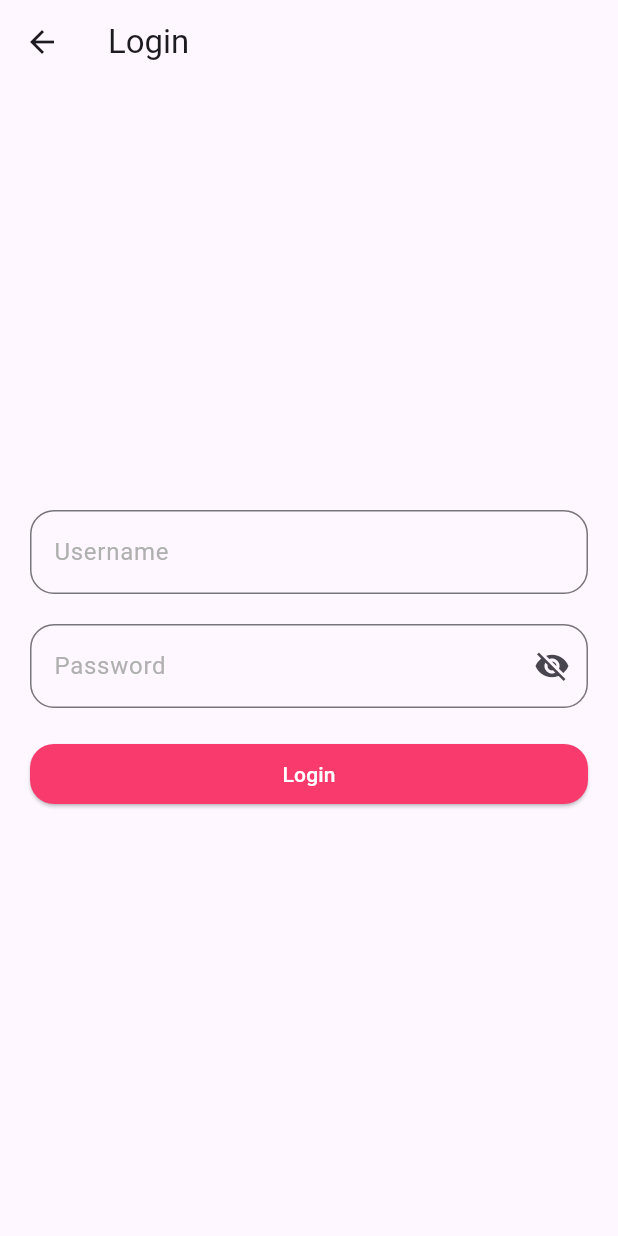
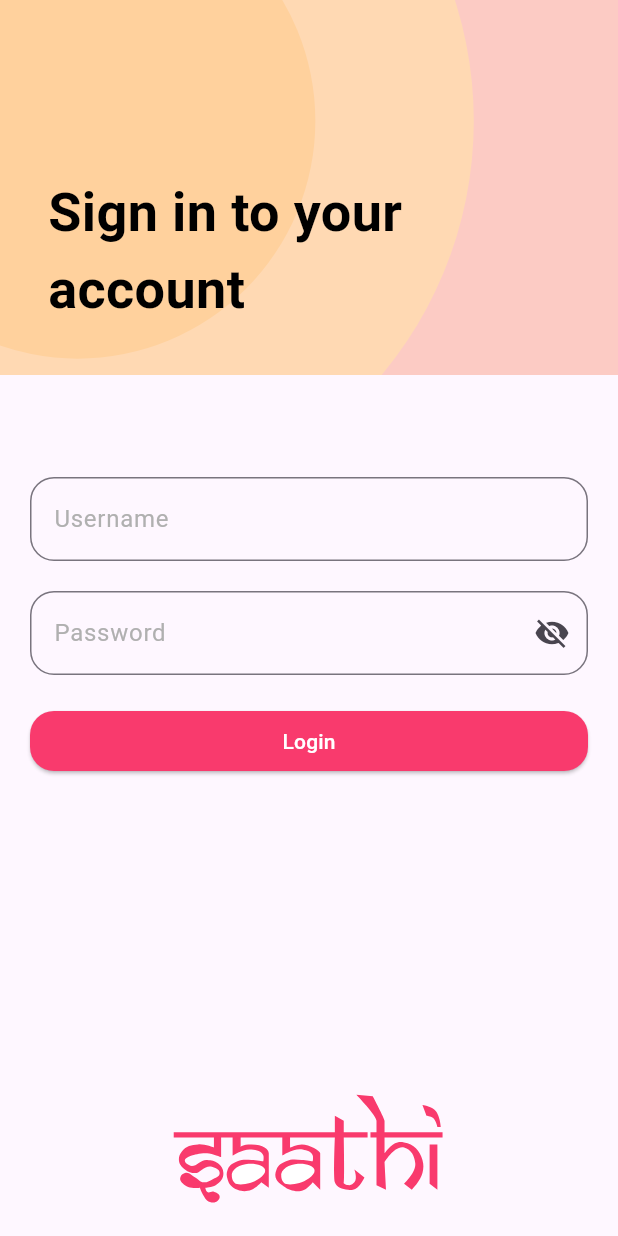
Before and after one commit to Saathi-GSC25/FRONTEND-CHHOTU, a Flutter app: the HomeScreen screen opened by its route, after a tap on the "logout" icon, on a phone screen of 412 x 824 dp. Run offline on Flutter 3.47's test engine with Material 3 defaults, Android fonts, the phone set to English and light mode, and no system bars; our stand-ins replace flutter_svg.

Commit message:
added logo and bg

```diff
--- a/lib/screens/home_screen.dart
+++ b/lib/screens/home_screen.dart
@@ -1,5 +1,6 @@
 import 'package:flutter/material.dart';
 import 'package:flutter_svg/flutter_svg.dart';
+import 'login_screen.dart';
 
 class HomeScreen extends StatefulWidget {
   const HomeScreen({super.key});
@@ -9,7 +10,7 @@ class HomeScreen extends StatefulWidget {
 }
 
 class _HomeScreenState extends State<HomeScreen> {
-  int points = 100; // Example state variable
+  int points = 100;
 
   @override
   Widget build(BuildContext context) {
@@ -22,9 +23,7 @@ class _HomeScreenState extends State<HomeScreen> {
               children: [
                 // Pink Background Container (Bottom Layer)
                 Container(
-                  color: const Color(
-                    0xFFFCCBC4,
-                  ).withOpacity(0.8), // Slight opacity
+                  color: const Color(0xFFFCCBC4).withOpacity(0.8),
                   width: double.infinity,
                   height: double.infinity,
                 ),
@@ -44,7 +43,7 @@ class _HomeScreenState extends State<HomeScreen> {
                       top: 40,
                       left: 20,
                       right: 20,
-                    ), // To avoid the notch area
+                    ),
                     child: Column(
                       mainAxisAlignment: MainAxisAlignment.start,
                       crossAxisAlignment: CrossAxisAlignment.stretch,
@@ -73,9 +72,12 @@ class _HomeScreenState extends State<HomeScreen> {
                             IconButton(
                               icon: const Icon(Icons.logout),
                               onPressed: () {
-                                Navigator.pushReplacementNamed(
+                                Navigator.pushAndRemoveUntil(
                                   context,
-                                  '/login',
+                                  MaterialPageRoute(
+                                    builder: (context) => LoginScreen(),
+                                  ),
+                                  (route) => false,
                                 );
                               },
                             ),
@@ -124,7 +126,7 @@ class _HomeScreenState extends State<HomeScreen> {
                   const Color(0xFFFADDC1),
                   const Color(0xFFFFB771),
                   const Color(0xFFFFD1A4),
-                  const Color(0xFFFF8D1D), // Peach
+                  const Color(0xFFFF8D1D),
                 ),
                 _buildFunctionalityButton(
                   'Practice Speaking',
@@ -132,7 +134,7 @@ class _HomeScreenState extends State<HomeScreen> {
                   const Color(0xFFFAD4C6),
                   const Color(0xFFFFAA8A),
                   const Color(0xFFFBB59B),
-                  const Color(0xFFFF5A1C), // Light Coral
+                  const Color(0xFFFF5A1C),
                 ),
                 _buildFunctionalityButton(
                   'Schedule Calls',
@@ -140,7 +142,7 @@ class _HomeScreenState extends State<HomeScreen> {
                   const Color(0xFFF8EDBD),
                   const Color(0xFFFFE058),
                   const Color(0xFFFFE886),
-                  const Color(0xFFBE9B00), // Light Yellow
+                  const Color(0xFFBE9B00),
                 ),
               ],
             ),
@@ -174,17 +176,16 @@ class _HomeScreenState extends State<HomeScreen> {
           );
         },
         style: ElevatedButton.styleFrom(
-          elevation: 8, // Shadow effect
+          elevation: 8,
           shadowColor: color2,
-          backgroundColor: color1, // Button color
+          backgroundColor: color1,
           shape: RoundedRectangleBorder(
-            borderRadius: BorderRadius.circular(20), // Rounded corners
+            borderRadius: BorderRadius.circular(20),
           ),
           padding: const EdgeInsets.all(10),
         ),
         child: Stack(
           children: [
-            // SVG inside a rounded square
             Positioned(
               top: 0,
               left: 0,
@@ -198,18 +199,15 @@ class _HomeScreenState extends State<HomeScreen> {
                 child: SvgPicture.asset(svgPath, height: 32, width: 32),
               ),
             ),
-            // Button text positioned a little lower
             Align(
               child: Padding(
-                padding: const EdgeInsets.only(
-                  top: 40,
-                ), // Adjusted text position
+                padding: const EdgeInsets.only(top: 40),
                 child: Text(
                   text,
                   style: TextStyle(
                     fontSize: 20,
                     fontWeight: FontWeight.bold,
-                    color: color4, // Use variable directly without const
+                    color: color4,
                   ),
                 ),
               ),
--- a/lib/screens/login_screen.dart
+++ b/lib/screens/login_screen.dart
@@ -1,6 +1,7 @@
 import 'package:flutter/material.dart';
 import 'package:http/http.dart' as http;
 import 'dart:convert';
+import 'package:flutter_svg/flutter_svg.dart';
 import 'home_screen.dart';
 
 class LoginScreen extends StatefulWidget {
@@ -52,15 +53,55 @@ class _LoginScreenState extends State<LoginScreen> {
   }
 
   @override
+  @override
   Widget build(BuildContext context) {
     return Scaffold(
-      appBar: AppBar(title: const Text('Login')),
-      body: Padding(
-        padding: const EdgeInsets.all(20.0),
-        child: Column(
-          mainAxisAlignment: MainAxisAlignment.center,
+      body: Column(
         crossAxisAlignment: CrossAxisAlignment.stretch,
         children: [
+          // Top Section with Image and Text
+          Container(
+            height: 250,
+            child: Stack(
+              children: [
+                SvgPicture.asset(
+                  'assets/icons/logobg.svg', // Your SVG file path
+                  fit: BoxFit.cover,
+                  width: double.infinity,
+                  height: double.infinity,
+                ),
+                Positioned(
+                  left: 32,
+                  bottom: 32,
+                  right: 32,
+                  child: const Text(
+                    'Sign in to your account',
+                    style: TextStyle(
+                      color: Color.fromARGB(255, 0, 0, 0),
+                      fontSize: 36,
+                      fontWeight: FontWeight.bold,
+                    ),
+                  ),
+                ),
+              ],
+            ),
+          ),
+
+          // Spacing between the container and login form
+          // Login Form Section
+          Padding(
+            padding: const EdgeInsets.only(
+              bottom: 48,
+              left: 20,
+              right: 20,
+              top: 48,
+            ),
+            child: Column(
+              crossAxisAlignment: CrossAxisAlignment.stretch,
+              children: [
+                const SizedBox(
+                  height: 20,
+                ), // Adjusted spacing between the header and login form
                 TextField(
                   controller: _usernameController,
                   decoration: const InputDecoration(
@@ -98,7 +139,6 @@ class _LoginScreenState extends State<LoginScreen> {
                 const SizedBox(height: 20),
                 ElevatedButton(
                   onPressed: _login,
-              child: const Text('Login'),
                   style: ElevatedButton.styleFrom(
                     backgroundColor: const Color(0xFFF93A6D),
                     foregroundColor: Colors.white,
@@ -106,10 +146,21 @@ class _LoginScreenState extends State<LoginScreen> {
                       borderRadius: BorderRadius.circular(16.0),
                     ),
                   ),
+                  child: const Text('Login'),
                 ),
               ],
             ),
           ),
+
+          // Logo at the Bottom
+          Padding(
+            padding: const EdgeInsets.only(top: 160),
+            child: Center(
+              child: SvgPicture.asset('assets/icons/logo.svg', height: 80),
+            ),
+          ),
+        ],
+      ),
     );
   }
 }
```
Also changed, not shown: assets/icons/logo.svg (added), assets/icons/logobg.svg (added), 1 other file. Lines whose indentation alone changed are shown as unchanged.
